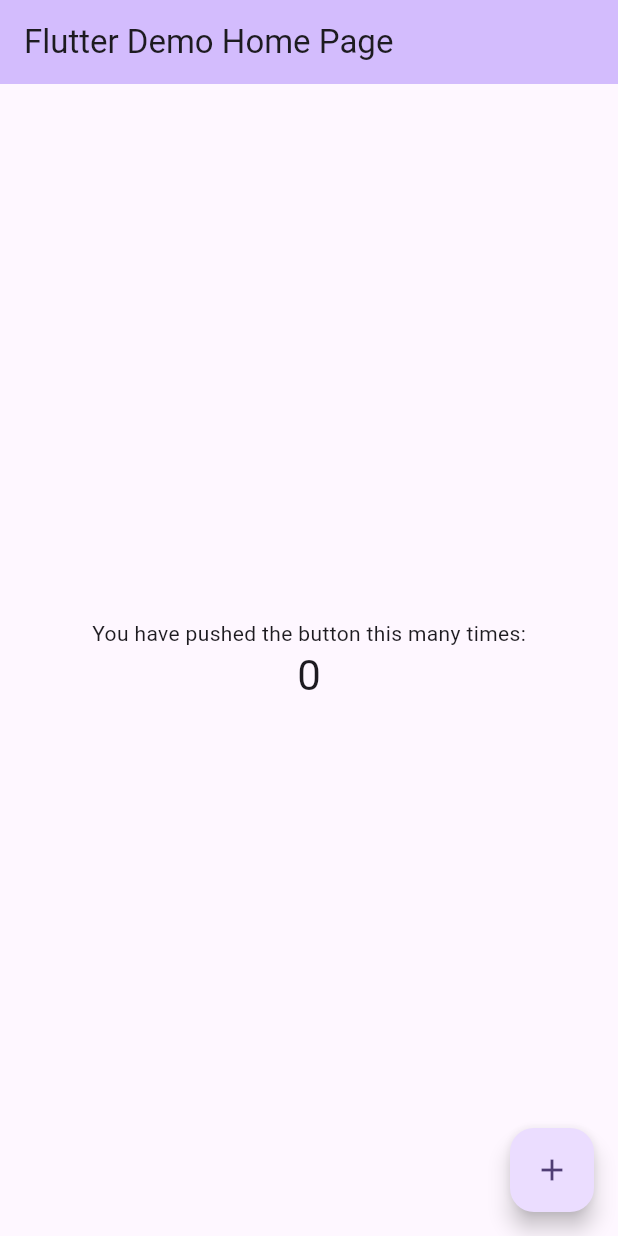
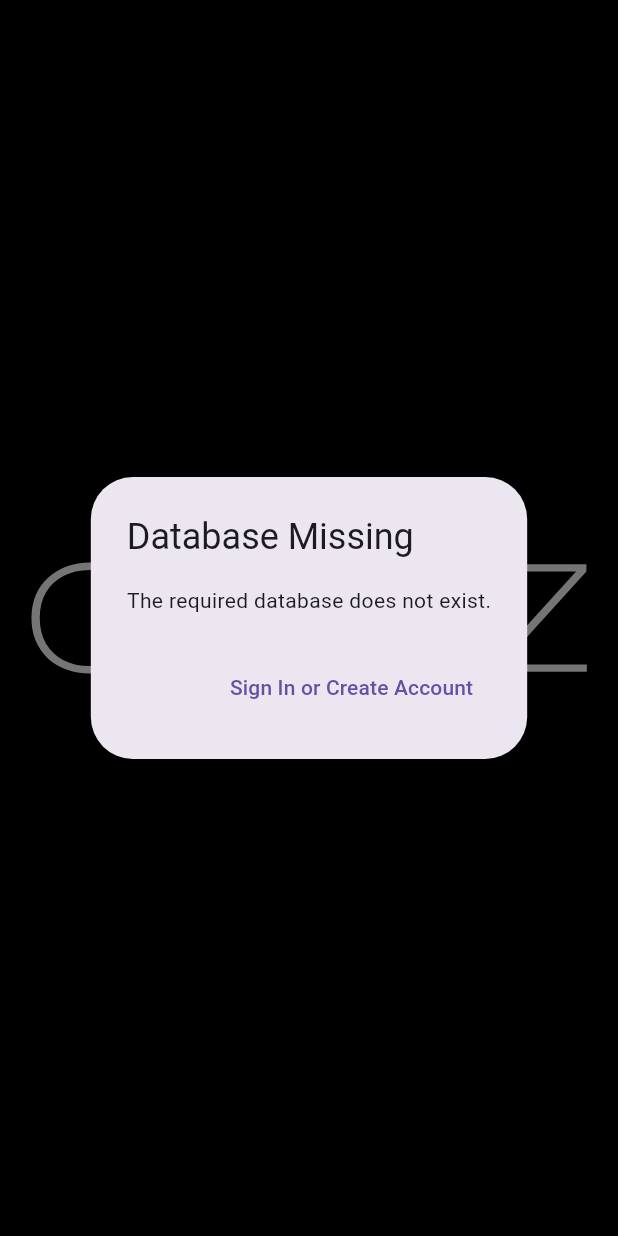
Before and after one commit to AyoItsYas/project_glanz, a Flutter app: the screen it shows after launch, on a phone screen of 412 x 824 dp. Run offline on Flutter 3.47's test engine with Material 3 defaults, Android fonts, the light colour scheme and no system bars; our stand-ins replace flutter_svg, sqflite, weather_icons; accounts and stored records are empty; project files that could hold a hidden picture were left out.

Commit message:
feat: adds page.dart and home screens

```diff
--- a/lib/main.dart
+++ b/lib/main.dart
@@ -1,4 +1,13 @@
 import 'package:flutter/material.dart';
+import 'package:flutter_svg/flutter_svg.dart'; // Import the flutter_svg package
+import 'package:sqflite/sqflite.dart';
+import 'dart:io';
+import 'package:path/path.dart' as path; // Import path with an alias
+import 'auth/page.dart';
+import 'features/closet-page/page.dart';
+import 'main-screen.dart';
+import 'components/navigator.dart';
+// import 'features/closet-page/view.dart';
 
 void main() {
   runApp(const MyApp());
@@ -7,116 +16,145 @@ void main() {
 class MyApp extends StatelessWidget {
   const MyApp({super.key});
 
-  // This widget is the root of your application.
   @override
   Widget build(BuildContext context) {
     return MaterialApp(
-      title: 'Flutter Demo',
+      title: 'Closet',
       theme: ThemeData(
-        // This is the theme of your application.
-        //
-        // TRY THIS: Try running your application with "flutter run". You'll see
-        // the application has a purple toolbar. Then, without quitting the app,
-        // try changing the seedColor in the colorScheme below to Colors.green
-        // and then invoke "hot reload" (save your changes or press the "hot
-        // reload" button in a Flutter-supported IDE, or press "r" if you used
-        // the command line to start the app).
-        //
-        // Notice that the counter didn't reset back to zero; the application
-        // state is not lost during the reload. To reset the state, use hot
-        // restart instead.
-        //
-        // This works for code too, not just values: Most code changes can be
-        // tested with just a hot reload.
-        colorScheme: ColorScheme.fromSeed(seedColor: Colors.deepPurple),
+        brightness: Brightness.light,
+        primarySwatch: Colors.grey,
       ),
-      home: const MyHomePage(title: 'Flutter Demo Home Page'),
+      darkTheme: ThemeData(
+        brightness: Brightness.dark,
+        scaffoldBackgroundColor: Colors.black, // AMOLED black
+        canvasColor: Colors.black,
+        cardColor: Colors.black,
+        primarySwatch: Colors.grey,
+        appBarTheme: const AppBarTheme(
+          backgroundColor: Colors.black,
+          foregroundColor: Colors.white,
+        ),
+        textTheme: const TextTheme(
+          bodyLarge: TextStyle(color: Colors.white),
+          bodyMedium: TextStyle(color: Colors.white70),
+        ),
+        elevatedButtonTheme: ElevatedButtonThemeData(
+          style: ElevatedButton.styleFrom(
+            backgroundColor: Colors.grey[900], // Dark button color
+            foregroundColor: Colors.white, // Text color
+          ),
+        ),
+        dialogTheme: DialogThemeData(backgroundColor: Colors.black),
+      ),
+      themeMode: ThemeMode.system,
+      home: const SplashScreen(),
     );
   }
 }
 
-class MyHomePage extends StatefulWidget {
-  const MyHomePage({super.key, required this.title});
-
-  // This widget is the home page of your application. It is stateful, meaning
-  // that it has a State object (defined below) that contains fields that affect
-  // how it looks.
-
-  // This class is the configuration for the state. It holds the values (in this
-  // case the title) provided by the parent (in this case the App widget) and
-  // used by the build method of the State. Fields in a Widget subclass are
-  // always marked "final".
-
-  final String title;
+class SplashScreen extends StatefulWidget {
+  const SplashScreen({super.key});
 
   @override
-  State<MyHomePage> createState() => _MyHomePageState();
+  _SplashScreenState createState() => _SplashScreenState();
 }
 
-class _MyHomePageState extends State<MyHomePage> {
-  int _counter = 0;
+class _SplashScreenState extends State<SplashScreen>
+    with SingleTickerProviderStateMixin {
+  late AnimationController _controller;
+  late Animation<Offset> _slideAnimation;
 
-  void _incrementCounter() {
-    setState(() {
-      // This call to setState tells the Flutter framework that something has
-      // changed in this State, which causes it to rerun the build method below
-      // so that the display can reflect the updated values. If we changed
-      // _counter without calling setState(), then the build method would not be
-      // called again, and so nothing would appear to happen.
-      _counter++;
-    });
+  @override
+  void initState() {
+    super.initState();
+    _controller = AnimationController(
+      duration: const Duration(seconds: 3),
+      vsync: this,
+    );
+
+    _slideAnimation = Tween<Offset>(
+      begin: const Offset(0, -1), // Start off-screen above
+      end: Offset.zero,
+    ).animate(CurvedAnimation(parent: _controller, curve: Curves.easeInOut));
+
+    _controller.forward();
+
+    // Simulating a splash screen with a delay before transitioning to the home page
+    _checkDatabase();
+  }
+
+  Future<void> _checkDatabase() async {
+    // Path to the database file
+    String dbPath = path.join(await getDatabasesPath(), 'glanz_db.db');
+
+    if (await File(dbPath).exists()) {
+      Future.delayed(const Duration(seconds: 3), () {
+        Navigator.pushReplacement(
+          context,
+          MaterialPageRoute(builder: (context) => const HomePage()),
+        );
+      });
+    } else {
+      Future.delayed(const Duration(seconds: 3), () {
+        _showDatabaseError();
+      });
+    }
+  }
+
+  void _showDatabaseError() {
+    showDialog(
+      context: context,
+      barrierDismissible: false,
+      builder: (context) {
+        return AlertDialog(
+          title: const Text('Database Missing'),
+          content: const Text('The required database does not exist.'),
+          actions: [
+            TextButton(
+              onPressed:
+                  () => Navigator.pushReplacement(
+                    context,
+                    MaterialPageRoute(builder: (context) => RegUi()),
+                  ),
+              child: const Text('Sign In or Create Account'),
+            ),
+          ],
+        );
+      },
+    );
+  }
+
+  @override
+  void dispose() {
+    _controller.dispose();
+    super.dispose();
   }
 
   @override
   Widget build(BuildContext context) {
-    // This method is rerun every time setState is called, for instance as done
-    // by the _incrementCounter method above.
-    //
-    // The Flutter framework has been optimized to make rerunning build methods
-    // fast, so that you can just rebuild anything that needs updating rather
-    // than having to individually change instances of widgets.
     return Scaffold(
-      appBar: AppBar(
-        // TRY THIS: Try changing the color here to a specific color (to
-        // Colors.amber, perhaps?) and trigger a hot reload to see the AppBar
-        // change color while the other colors stay the same.
-        backgroundColor: Theme.of(context).colorScheme.inversePrimary,
-        // Here we take the value from the MyHomePage object that was created by
-        // the App.build method, and use it to set our appbar title.
-        title: Text(widget.title),
-      ),
-      body: Center(
-        // Center is a layout widget. It takes a single child and positions it
-        // in the middle of the parent.
-        child: Column(
-          // Column is also a layout widget. It takes a list of children and
-          // arranges them vertically. By default, it sizes itself to fit its
-          // children horizontally, and tries to be as tall as its parent.
-          //
-          // Column has various properties to control how it sizes itself and
-          // how it positions its children. Here we use mainAxisAlignment to
-          // center the children vertically; the main axis here is the vertical
-          // axis because Columns are vertical (the cross axis would be
-          // horizontal).
-          //
-          // TRY THIS: Invoke "debug painting" (choose the "Toggle Debug Paint"
-          // action in the IDE, or press "p" in the console), to see the
-          // wireframe for each widget.
-          mainAxisAlignment: MainAxisAlignment.center,
-          children: <Widget>[
-            const Text('You have pushed the button this many times:'),
-            Text(
-              '$_counter',
-              style: Theme.of(context).textTheme.headlineMedium,
+      backgroundColor: Colors.black,
+      body: Padding(
+        padding: const EdgeInsets.all(20.0), // Add padding from the edges
+        child: Center(
+          child: SlideTransition(
+            position: _slideAnimation,
+            child: SvgPicture.asset(
+              'lib/assets/logo.svg', // Ensure the path to your SVG is correct
+              height: 100, // You can adjust the size as needed
             ),
-          ],
+          ),
         ),
       ),
-      floatingActionButton: FloatingActionButton(
-        onPressed: _incrementCounter,
-        tooltip: 'Increment',
-        child: const Icon(Icons.add),
-      ), // This trailing comma makes auto-formatting nicer for build methods.
     );
   }
 }
+
+class HomePage extends StatelessWidget {
+  const HomePage({super.key});
+
+  @override
+  Widget build(BuildContext context) {
+    return const CustomNavigator();
+  }
+}
```
Also changed, not shown: lib/auth/page.dart (added, +73 -0 lines), lib/main-screen.dart (added, +206 -0 lines).
